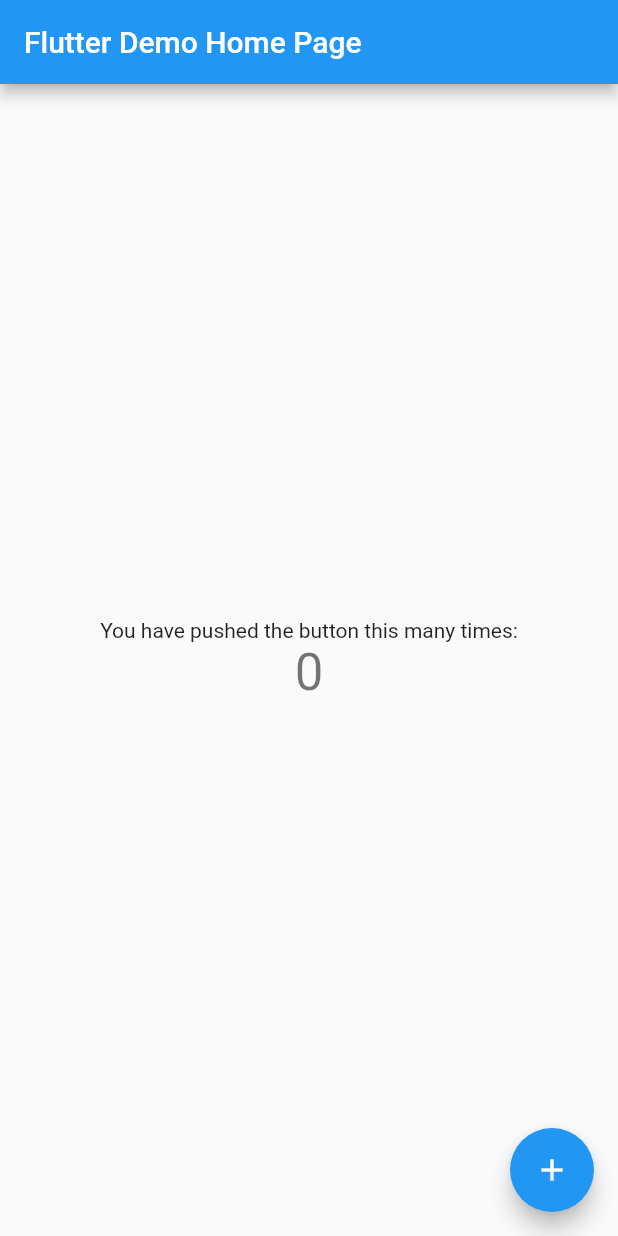
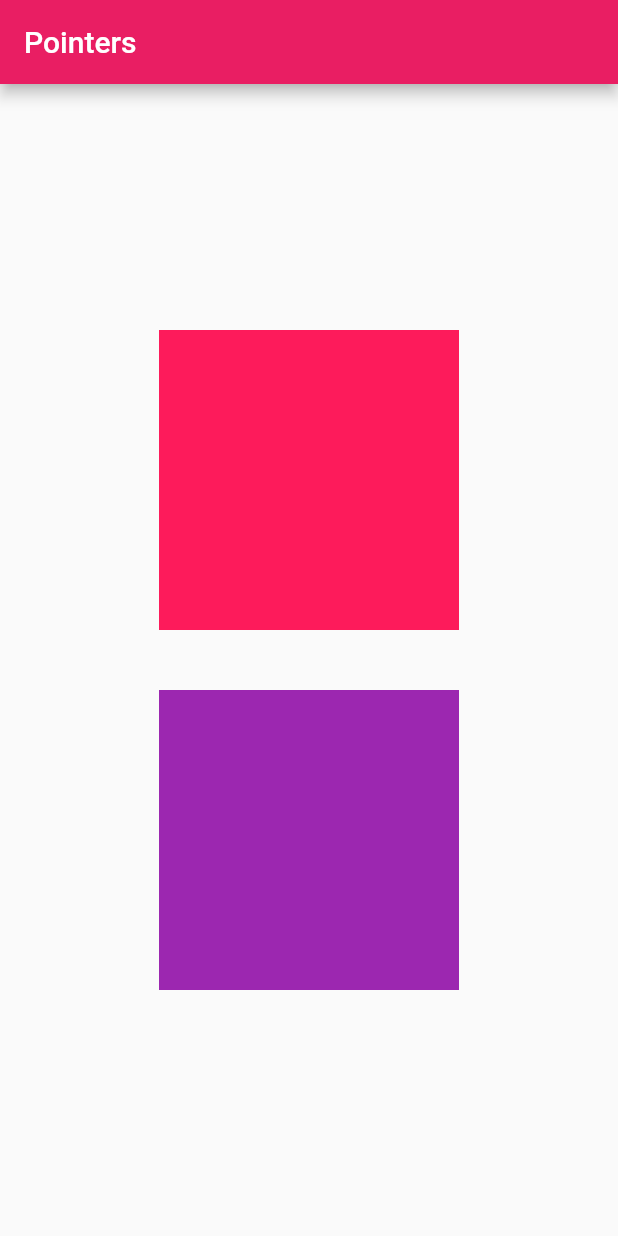
Before and after one commit to guiqmaia/flutter_avancado, a Flutter app: the screen it shows after launch, on a phone screen of 412 x 824 dp. Run offline on Flutter 3.47's test engine with Material 2 defaults, Android fonts, the phone set to English and light mode, and no system bars; our stand-ins replace hooks_riverpod.

Commit message:
first commit

```diff
--- a/gesture_recognition/pointers/lib/main.dart
+++ b/gesture_recognition/pointers/lib/main.dart
@@ -7,109 +7,67 @@
 class MyApp extends StatelessWidget {
   const MyApp({Key? key}) : super(key: key);
 
-  // This widget is the root of your application.
   @override
   Widget build(BuildContext context) {
     return MaterialApp(
+      debugShowCheckedModeBanner: false,
       title: 'Flutter Demo',
       theme: ThemeData(
-        // This is the theme of your application.
-        //
-        // Try running your application with "flutter run". You'll see the
-        // application has a blue toolbar. Then, without quitting the app, try
-        // changing the primarySwatch below to Colors.green and then invoke
-        // "hot reload" (press "r" in the console where you ran "flutter run",
-        // or simply save your changes to "hot reload" in a Flutter IDE).
-        // Notice that the counter didn't reset back to zero; the application
-        // is not restarted.
-        primarySwatch: Colors.blue,
+        primarySwatch: Colors.pink,
       ),
-      home: const MyHomePage(title: 'Flutter Demo Home Page'),
+      home: const HomePage(),
     );
   }
 }
 
-class MyHomePage extends StatefulWidget {
-  const MyHomePage({Key? key, required this.title}) : super(key: key);
-
-  // This widget is the home page of your application. It is stateful, meaning
-  // that it has a State object (defined below) that contains fields that affect
-  // how it looks.
-
-  // This class is the configuration for the state. It holds the values (in this
-  // case the title) provided by the parent (in this case the App widget) and
-  // used by the build method of the State. Fields in a Widget subclass are
-  // always marked "final".
-
-  final String title;
+class HomePage extends StatefulWidget {
+  const HomePage({Key? key}) : super(key: key);
 
   @override
-  State<MyHomePage> createState() => _MyHomePageState();
+  State<HomePage> createState() => _HomePageState();
 }
 
-class _MyHomePageState extends State<MyHomePage> {
-  int _counter = 0;
-
-  void _incrementCounter() {
-    setState(() {
-      // This call to setState tells the Flutter framework that something has
-      // changed in this State, which causes it to rerun the build method below
-      // so that the display can reflect the updated values. If we changed
-      // _counter without calling setState(), then the build method would not be
-      // called again, and so nothing would appear to happen.
-      _counter++;
-    });
-  }
-
+class _HomePageState extends State<HomePage> {
   @override
   Widget build(BuildContext context) {
-    // This method is rerun every time setState is called, for instance as done
-    // by the _incrementCounter method above.
-    //
-    // The Flutter framework has been optimized to make rerunning build methods
-    // fast, so that you can just rebuild anything that needs updating rather
-    // than having to individually change instances of widgets.
     return Scaffold(
       appBar: AppBar(
-        // Here we take the value from the MyHomePage object that was created by
-        // the App.build method, and use it to set our appbar title.
-        title: Text(widget.title),
+        title: const Text('Pointers'),
       ),
       body: Center(
-        // Center is a layout widget. It takes a single child and positions it
-        // in the middle of the parent.
         child: Column(
-          // Column is also a layout widget. It takes a list of children and
-          // arranges them vertically. By default, it sizes itself to fit its
-          // children horizontally, and tries to be as tall as its parent.
-          //
-          // Invoke "debug painting" (press "p" in the console, choose the
-          // "Toggle Debug Paint" action from the Flutter Inspector in Android
-          // Studio, or the "Toggle Debug Paint" command in Visual Studio Code)
-          // to see the wireframe for each widget.
-          //
-          // Column has various properties to control how it sizes itself and
-          // how it positions its children. Here we use mainAxisAlignment to
-          // center the children vertically; the main axis here is the vertical
-          // axis because Columns are vertical (the cross axis would be
-          // horizontal).
           mainAxisAlignment: MainAxisAlignment.center,
-          children: <Widget>[
-            const Text(
-              'You have pushed the button this many times:',
+          children: [
+            Listener(
+              child: Container(
+                height: 200,
+                width: 200,
+                color: const Color.fromRGBO(253, 27, 91, 1),
+              ),
+              onPointerDown: (event) => print('Down $event'),
+              onPointerUp: (event) => print('Up $event'),
+              onPointerMove: (event) => print('Move $event'),
             ),
-            Text(
-              '$_counter',
-              style: Theme.of(context).textTheme.headline4,
+            const SizedBox(height: 40,),
+            GestureDetector(
+              onDoubleTap: () {
+                print('Fui clicado 2 vezes');
+              },
+              onLongPress: () {
+                print('Me solta');
+              },
+              onTap: () {
+                print('Fui Clicado');
+              },
+              child: Container(
+                height: 200,
+                width: 200,
+                color: Colors.purple,
+              ),
             ),
           ],
         ),
       ),
-      floatingActionButton: FloatingActionButton(
-        onPressed: _incrementCounter,
-        tooltip: 'Increment',
-        child: const Icon(Icons.add),
-      ), // This trailing comma makes auto-formatting nicer for build methods.
     );
   }
 }
```
Also changed, not shown: state_manager_riverpod/analysis_options.yaml (added, +29 -0 lines), state_manager_riverpod/lib/main.dart (added, +56 -0 lines), state_manager_riverpod/pubspec.yaml (added, +90 -0 lines), 68 other files.
